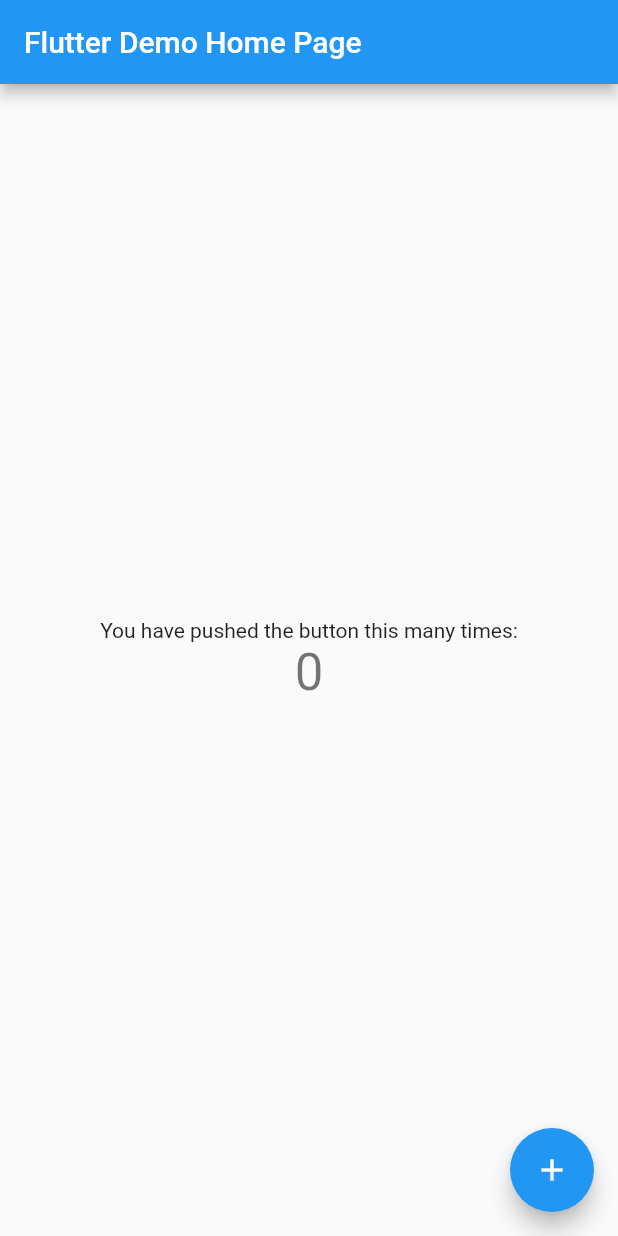
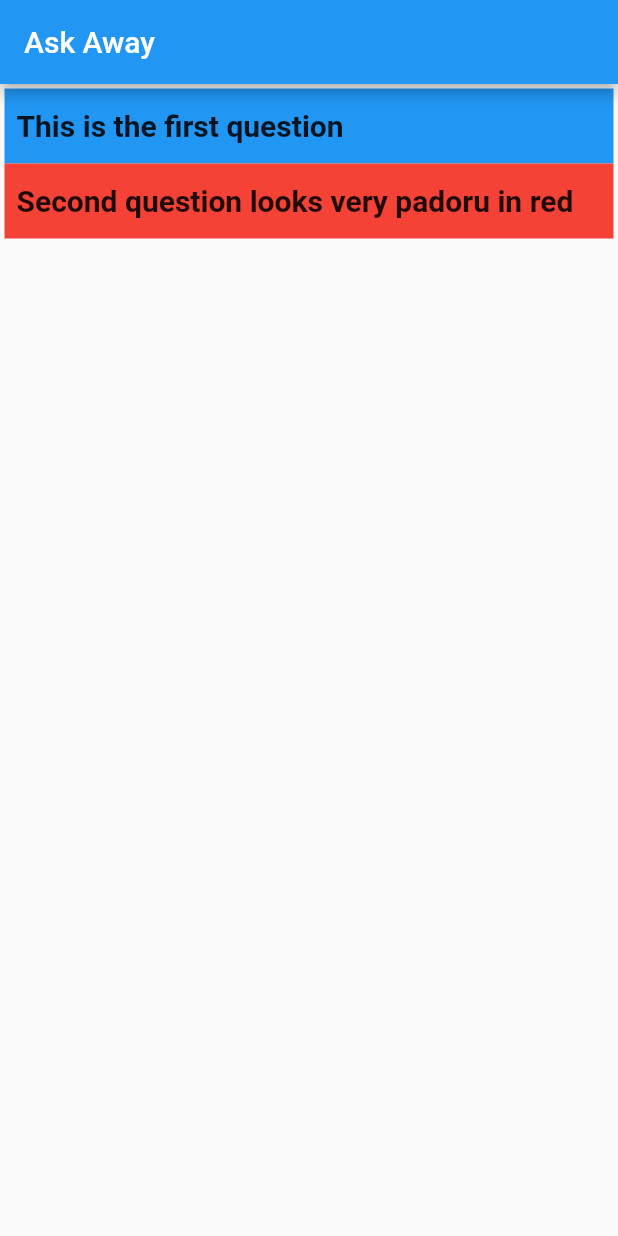
Before and after one commit to Educorreia932/FEUP-ESOF, a Flutter app: the screen it shows after launch, on a phone screen of 412 x 824 dp. Run offline on Flutter 3.47's test engine with Material 2 defaults, Android fonts, the phone set to English and light mode, and no system bars.

Commit message:
Hardcoded questions for first menu

```diff
--- a/ask_away/lib/main.dart
+++ b/ask_away/lib/main.dart
@@ -1,4 +1,5 @@
 import 'package:flutter/material.dart';
+import 'package:flutter/painting.dart';
 
 void main() {
   runApp(MyApp());
@@ -26,7 +27,7 @@ class MyApp extends StatelessWidget {
         // closer together (more dense) than on mobile platforms.
         visualDensity: VisualDensity.adaptivePlatformDensity,
       ),
-      home: MyHomePage(title: 'Flutter Demo Home Page'),
+      home: MyHomePage(title: 'Ask Away'),
     );
   }
 }
@@ -52,66 +53,36 @@ class MyHomePage extends StatefulWidget {
 class _MyHomePageState extends State<MyHomePage> {
   int _counter = 0;
 
-  void _incrementCounter() {
-    setState(() {
-      // This call to setState tells the Flutter framework that something has
-      // changed in this State, which causes it to rerun the build method below
-      // so that the display can reflect the updated values. If we changed
-      // _counter without calling setState(), then the build method would not be
-      // called again, and so nothing would appear to happen.
-      _counter++;
-    });
-  }
-
   @override
   Widget build(BuildContext context) {
-    // This method is rerun every time setState is called, for instance as done
-    // by the _incrementCounter method above.
-    //
-    // The Flutter framework has been optimized to make rerunning build methods
-    // fast, so that you can just rebuild anything that needs updating rather
-    // than having to individually change instances of widgets.
     return Scaffold(
         appBar: AppBar(
-        // Here we take the value from the MyHomePage object that was created by
-        // the App.build method, and use it to set our appbar title.
           title: Text(widget.title),
         ),
         body: Center(
-        // Center is a layout widget. It takes a single child and positions it
-        // in the middle of the parent.
-        child: Column(
-          // Column is also a layout widget. It takes a list of children and
-          // arranges them vertically. By default, it sizes itself to fit its
-          // children horizontally, and tries to be as tall as its parent.
-          //
-          // Invoke "debug painting" (press "p" in the console, choose the
-          // "Toggle Debug Paint" action from the Flutter Inspector in Android
-          // Studio, or the "Toggle Debug Paint" command in Visual Studio Code)
-          // to see the wireframe for each widget.
-          //
-          // Column has various properties to control how it sizes itself and
-          // how it positions its children. Here we use mainAxisAlignment to
-          // center the children vertically; the main axis here is the vertical
-          // axis because Columns are vertical (the cross axis would be
-          // horizontal).
-          mainAxisAlignment: MainAxisAlignment.center,
+          child: ListView(
+            padding: const EdgeInsets.all(3),
             children: <Widget>[
-            Text(
-              'You have pushed the button this many times:',
-            ),
-            Text(
-              '$_counter',
-              style: Theme.of(context).textTheme.headline4,
-            ),
+              Container(
+                  padding: const EdgeInsets.all(8),
+                  height: 50,
+                  color: Colors.blue,
+                  child: Align(
+                      alignment: Alignment.centerLeft,
+                      child: Text('This is the first question',
+                          style: TextStyle(
+                              fontWeight: FontWeight.bold, fontSize: 20)))),
+              Container(
+                  padding: const EdgeInsets.all(8),
+                  height: 50,
+                  color: Colors.red,
+                  child: Align(
+                      alignment: Alignment.centerLeft,
+                      child: Text('Second question looks very padoru in red',
+                          style: TextStyle(
+                              fontWeight: FontWeight.bold, fontSize: 20)))),
             ],
           ),
-      ),
-      floatingActionButton: FloatingActionButton(
-        onPressed: _incrementCounter,
-        tooltip: 'Increment',
-        child: Icon(Icons.add),
-      ), // This trailing comma makes auto-formatting nicer for build methods.
-    );
+        ));
   }
 }
```
Also changed, not shown: 1 other file. Lines whose indentation alone changed are shown as unchanged.
